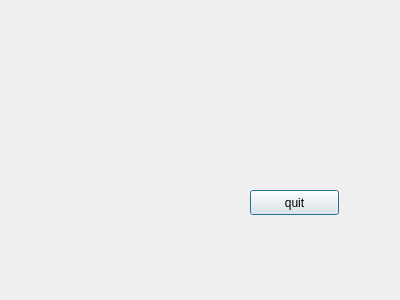
Skyendless/MiniBot, file four_legged.ui: the form before one commit.
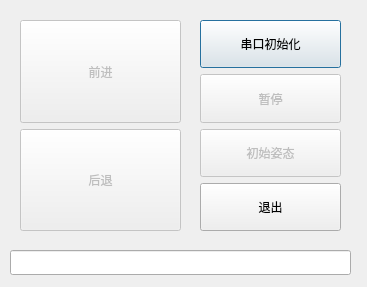
The form after the commit.

Commit message: 完成四足窗口

```diff
--- a/four_legged.ui
+++ b/four_legged.ui
@@ -6,25 +6,139 @@
    <rect>
     <x>0</x>
     <y>0</y>
-    <width>400</width>
-    <height>300</height>
+    <width>367</width>
+    <height>287</height>
    </rect>
   </property>
   <property name="windowTitle">
    <string>four_legged</string>
   </property>
-  <widget class="QPushButton" name="pushButton">
+  <widget class="QWidget" name="layoutWidget">
    <property name="geometry">
     <rect>
-     <x>250</x>
-     <y>190</y>
-     <width>89</width>
+     <x>200</x>
+     <y>20</y>
+     <width>141</width>
+     <height>211</height>
+    </rect>
+   </property>
+   <layout class="QVBoxLayout" name="verticalLayout">
+    <item>
+     <widget class="QPushButton" name="buttonUartInit">
+      <property name="sizePolicy">
+       <sizepolicy hsizetype="Minimum" vsizetype="Preferred">
+        <horstretch>0</horstretch>
+        <verstretch>0</verstretch>
+       </sizepolicy>
+      </property>
+      <property name="text">
+       <string>串口初始化</string>
+      </property>
+     </widget>
+    </item>
+    <item>
+     <widget class="QPushButton" name="buttonStop">
+      <property name="enabled">
+       <bool>false</bool>
+      </property>
+      <property name="sizePolicy">
+       <sizepolicy hsizetype="Minimum" vsizetype="Preferred">
+        <horstretch>0</horstretch>
+        <verstretch>0</verstretch>
+       </sizepolicy>
+      </property>
+      <property name="text">
+       <string>暂停</string>
+      </property>
+     </widget>
+    </item>
+    <item>
+     <widget class="QPushButton" name="buttonInitialPosition">
+      <property name="enabled">
+       <bool>false</bool>
+      </property>
+      <property name="sizePolicy">
+       <sizepolicy hsizetype="Minimum" vsizetype="Preferred">
+        <horstretch>0</horstretch>
+        <verstretch>0</verstretch>
+       </sizepolicy>
+      </property>
+      <property name="text">
+       <string>初始姿态</string>
+      </property>
+     </widget>
+    </item>
+    <item>
+     <widget class="QPushButton" name="buttonQuit">
+      <property name="sizePolicy">
+       <sizepolicy hsizetype="Minimum" vsizetype="Preferred">
+        <horstretch>0</horstretch>
+        <verstretch>0</verstretch>
+       </sizepolicy>
+      </property>
+      <property name="text">
+       <string>退出</string>
+      </property>
+     </widget>
+    </item>
+   </layout>
+  </widget>
+  <widget class="QWidget" name="layoutWidget_2">
+   <property name="geometry">
+    <rect>
+     <x>20</x>
+     <y>20</y>
+     <width>161</width>
+     <height>211</height>
+    </rect>
+   </property>
+   <layout class="QVBoxLayout" name="verticalLayout_2">
+    <item>
+     <widget class="QPushButton" name="buttonGoAhead">
+      <property name="enabled">
+       <bool>false</bool>
+      </property>
+      <property name="sizePolicy">
+       <sizepolicy hsizetype="Minimum" vsizetype="Preferred">
+        <horstretch>0</horstretch>
+        <verstretch>0</verstretch>
+       </sizepolicy>
+      </property>
+      <property name="text">
+       <string>前进</string>
+      </property>
+     </widget>
+    </item>
+    <item>
+     <widget class="QPushButton" name="buttonGoBackward">
+      <property name="enabled">
+       <bool>false</bool>
+      </property>
+      <property name="sizePolicy">
+       <sizepolicy hsizetype="Minimum" vsizetype="Preferred">
+        <horstretch>0</horstretch>
+        <verstretch>0</verstretch>
+       </sizepolicy>
+      </property>
+      <property name="text">
+       <string>后退</string>
+      </property>
+     </widget>
+    </item>
+   </layout>
+  </widget>
+  <widget class="QLineEdit" name="line_show_message">
+   <property name="enabled">
+    <bool>true</bool>
+   </property>
+   <property name="geometry">
+    <rect>
+     <x>10</x>
+     <y>250</y>
+     <width>341</width>
      <height>25</height>
     </rect>
    </property>
-   <property name="text">
-    <string>quit</string>
-   </property>
   </widget>
  </widget>
  <resources/>
```
The commit also changes 2 other files.
